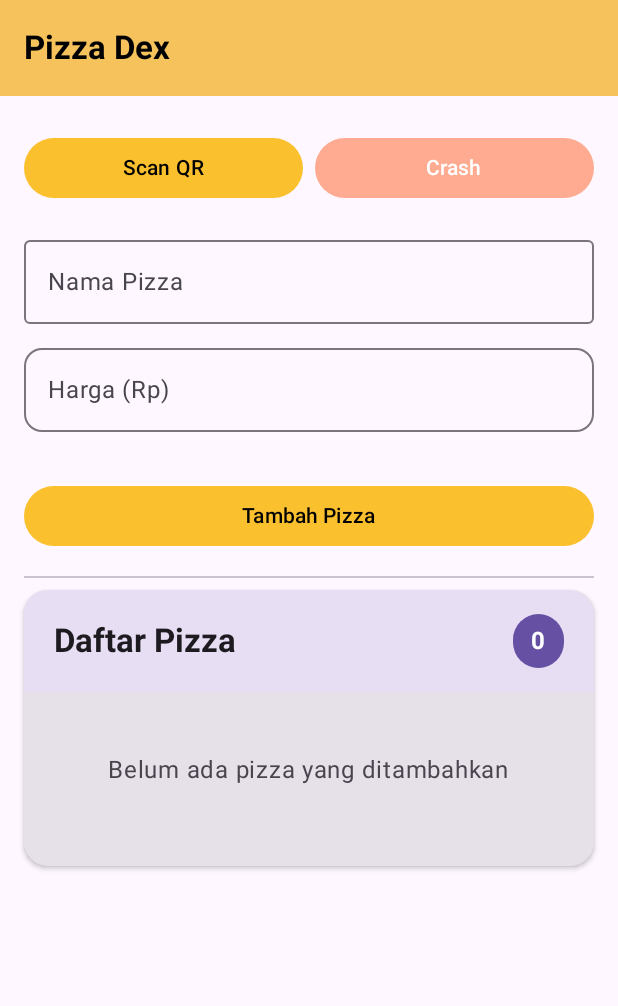
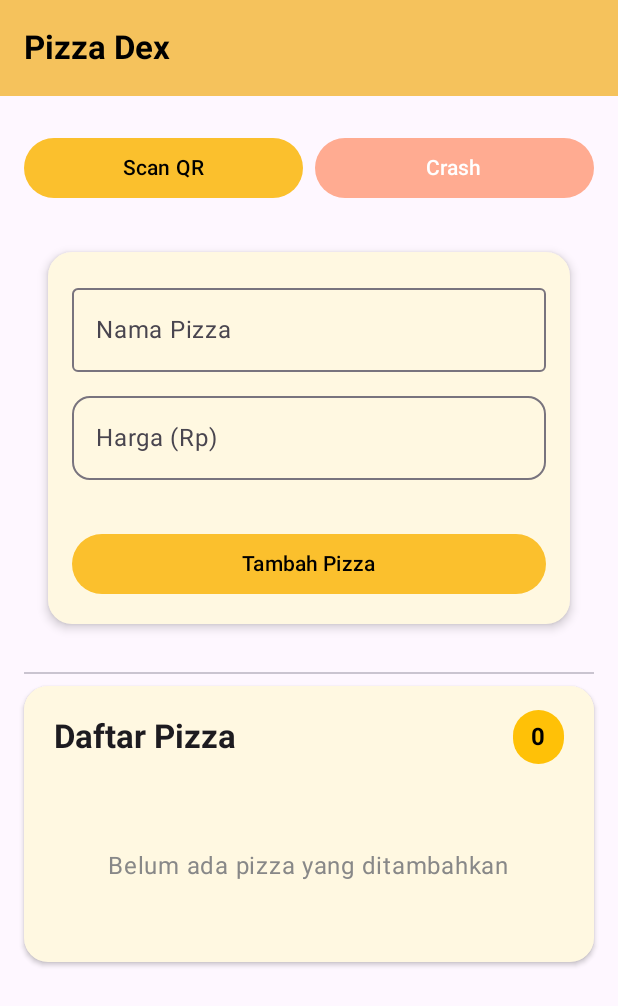
Before and after one commit to Najwanugroho/pizza_app, an Android app built with Jetpack Compose: the screen it shows after launch (MainActivity), on a phone screen of 412 x 824 dp. Shown: the top 1006 px of the screen. Run offline under Robolectric (Android 15) with nearby library versions, the phone set to English and light mode, and no system bars; our stand-ins replace Room's generated code.

Commit message:
tampilan pizza diperbagus

```diff
--- a/app/src/main/java/com/vdi/pizzaapp/ui/PizzaScreen.kt
+++ b/app/src/main/java/com/vdi/pizzaapp/ui/PizzaScreen.kt
@@ -107,6 +107,18 @@ fun PizzaScreen(viewModel: PizzaViewModel) {
 
             Spacer(modifier = Modifier.height(16.dp))
 
+            Card(
+                modifier = Modifier
+                    .fillMaxWidth()
+                    .padding(16.dp),
+                elevation = CardDefaults.cardElevation(defaultElevation = 4.dp),
+                shape = RoundedCornerShape(16.dp),
+                colors = CardDefaults.cardColors(
+                    containerColor = Color(0xFFFFF8E1) // background card kuning pucat
+                )
+            ) {
+                Column(modifier = Modifier.padding(16.dp)) {
+
                     // Input Nama Pizza
                     OutlinedTextField(
                         value = name,
@@ -136,7 +148,6 @@ fun PizzaScreen(viewModel: PizzaViewModel) {
                             }
                         }
                     )
-
 
                     Spacer(modifier = Modifier.height(16.dp))
 
@@ -171,8 +182,7 @@ fun PizzaScreen(viewModel: PizzaViewModel) {
                                     editingPizza = null
                                 }
                             }
-                }
-                ,
+                        },
                         modifier = Modifier.fillMaxWidth(),
                         colors = ButtonDefaults.buttonColors(
                             containerColor = Color(0xFFFBC02D),
@@ -181,6 +191,9 @@ fun PizzaScreen(viewModel: PizzaViewModel) {
                     ) {
                         Text(if (editingPizza != null) "Update Pizza" else "Tambah Pizza")
                     }
+                }
+            }
+
 
             Spacer(modifier = Modifier.height(16.dp))
 
@@ -191,13 +204,16 @@ fun PizzaScreen(viewModel: PizzaViewModel) {
             Card(
                 modifier = Modifier.fillMaxWidth(),
                 elevation = CardDefaults.cardElevation(defaultElevation = 2.dp),
-                shape = RoundedCornerShape(16.dp)
+                shape = RoundedCornerShape(16.dp),
+                colors = CardDefaults.cardColors(
+                    containerColor = Color(0xFFFFF8E1)
+                )
             ) {
                 Column {
                     // Header dengan counter
                     Surface(
                         modifier = Modifier.fillMaxWidth(),
-                        color = MaterialTheme.colorScheme.primaryContainer.copy(alpha = 0.5f),
+                        color =Color(0xFFFFF8E1),
                         shape = RoundedCornerShape(topStart = 16.dp, topEnd = 16.dp)
                     ) {
                         Row(
@@ -212,12 +228,12 @@ fun PizzaScreen(viewModel: PizzaViewModel) {
                             )
                             Surface(
                                 shape = RoundedCornerShape(20.dp),
-                                color = MaterialTheme.colorScheme.primary
+                                color = Color(0xFFFFC107) // kuning tua untuk badge counter
                             ) {
                                 Text(
                                     text = "${pizzaList.size}",
                                     modifier = Modifier.padding(12.dp, 6.dp),
-                                    color = MaterialTheme.colorScheme.onPrimary,
+                                    color = Color.Black,
                                     fontWeight = FontWeight.Bold
                                 )
                             }
@@ -238,7 +254,7 @@ fun PizzaScreen(viewModel: PizzaViewModel) {
                                 Text(
                                     "Belum ada pizza yang ditambahkan",
                                     style = MaterialTheme.typography.bodyLarge,
-                                    color = MaterialTheme.colorScheme.onSurfaceVariant
+                                    color = Color.Gray
                                 )
                             }
                         }
@@ -258,8 +274,9 @@ fun PizzaScreen(viewModel: PizzaViewModel) {
                                         },
                                     colors = CardDefaults.cardColors(
                                         containerColor = if (editingPizza?.id == pizza.id)
-                                            MaterialTheme.colorScheme.primaryContainer.copy(alpha = 0.5f)
-                                        else MaterialTheme.colorScheme.surface
+                                            Color(0xFFFFF59D)
+                                        else Color(0xFFFFFFFF)
+
                                     ),
                                     shape = RoundedCornerShape(12.dp),
                                     elevation = CardDefaults.cardElevation(
@@ -272,7 +289,6 @@ fun PizzaScreen(viewModel: PizzaViewModel) {
                                             .padding(16.dp),
                                         horizontalArrangement = Arrangement.SpaceBetween,
                                         verticalAlignment = Alignment.CenterVertically,
-
                                     ) {
                                         Column(
                                             modifier = Modifier.weight(1f)
@@ -297,7 +313,6 @@ fun PizzaScreen(viewModel: PizzaViewModel) {
                                             onClick = {
                                                 viewModel.delete(pizza)
                                                 if (editingPizza?.id == pizza.id) {
-
                                                     Toast.makeText(
                                                         context,
                                                         "Pizza ${pizza.name} dihapus",
@@ -309,7 +324,7 @@ fun PizzaScreen(viewModel: PizzaViewModel) {
                                             Icon(
                                                 Icons.Default.Delete,
                                                 contentDescription = "Hapus Pizza",
-                                                tint = MaterialTheme.colorScheme.error
+                                                tint = Color.Red
                                             )
                                         }
                                     }
```
Lines whose indentation alone changed are shown as unchanged.
